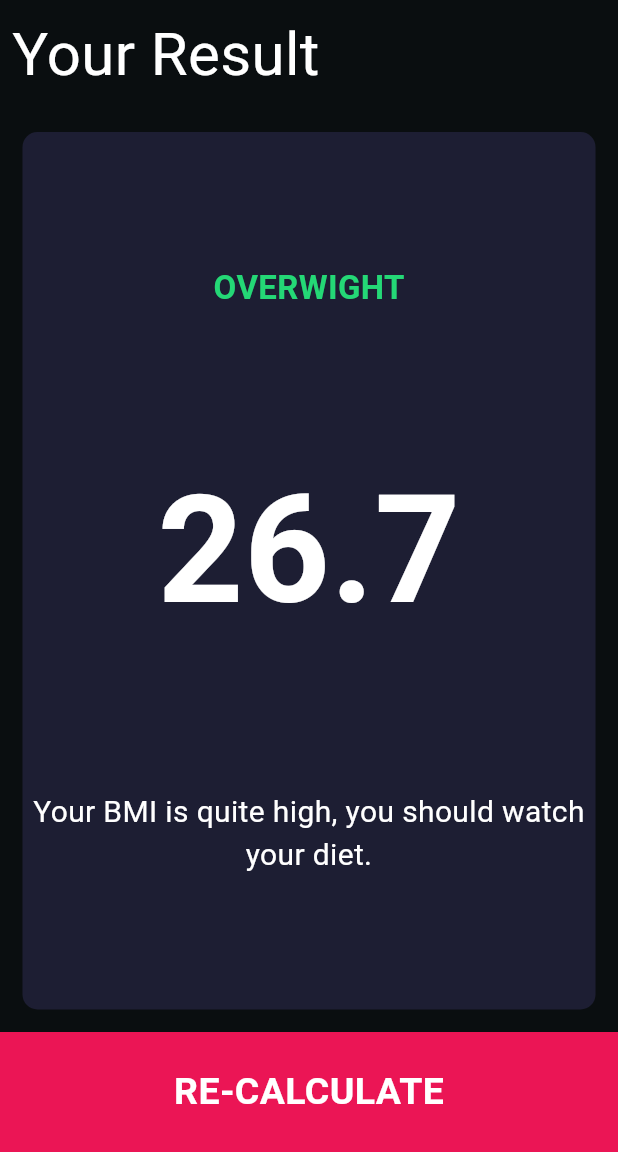
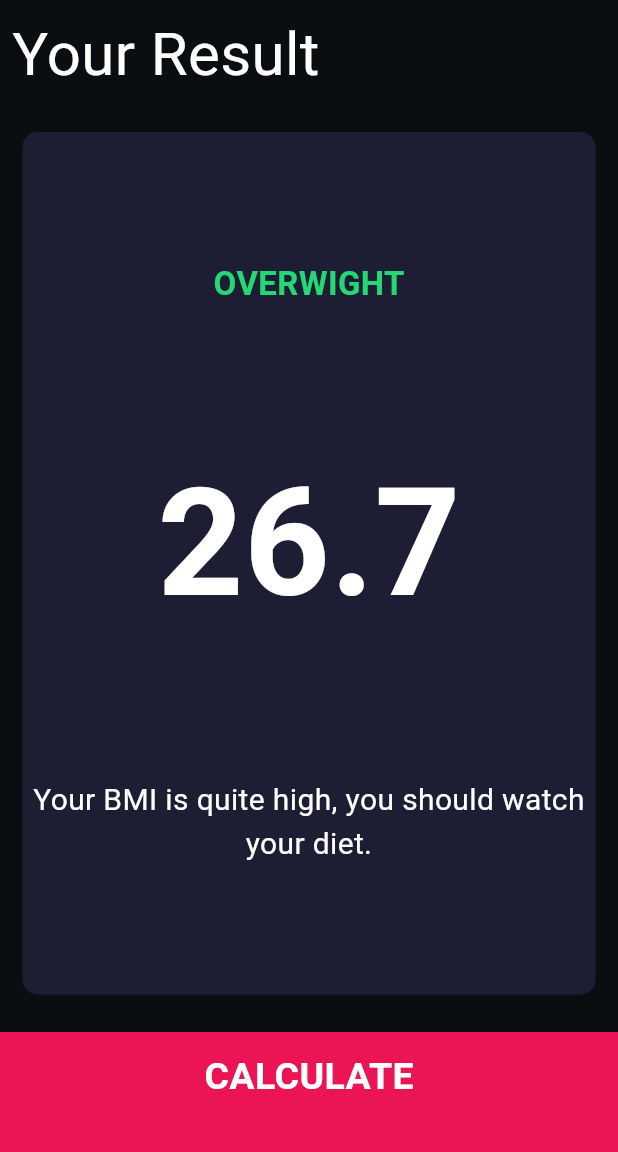
Before and after one commit to RITWIZSINGH/bmi_calculator_flutter, a Flutter app: the ResultPage screen opened directly, on a phone screen of 412 x 824 dp, the part 84-1236 px from its top. Run offline on Flutter 3.47's test engine with Material 3 defaults, Android fonts, the phone set to English and light mode, and no system bars; our stand-ins replace font_awesome_flutter.

Commit message:
Organised code files and routed input&result page

```diff
--- a/lib/bottombutton.dart
+++ b/lib/components/bottombutton.dart
@@ -1,6 +1,6 @@
 // ignore_for_file: file_names, sort_child_properties_last, use_key_in_widget_constructors, prefer_const_constructors_in_immutables, prefer_const_constructors
 import 'package:flutter/material.dart';
-import 'constants.dart';
+import '../constants.dart';
 class BottomButton extends StatelessWidget {
   BottomButton({required this.onTap, required this.label});
   final Function()? onTap;
--- a/lib/icon_content.dart
+++ b/lib/components/icon_content.dart
@@ -1,7 +1,7 @@
 // ignore_for_file: use_key_in_widget_constructors, prefer_const_constructors
 
 import 'package:flutter/material.dart';
-import 'constants.dart';
+import '../constants.dart';
 
 
 class IconCard extends StatelessWidget {
--- a/lib/main.dart
+++ b/lib/main.dart
@@ -1,7 +1,7 @@
 // ignore_for_file: prefer_const_constructors, library_private_types_in_public_api, use_key_in_widget_constructors
 
 import 'package:flutter/material.dart';
-import 'input_page.dart';
+import 'screens/input_page.dart';
 
 void main() => runApp(BMICalculator());
 
--- a/lib/results_page.dart
+++ b/lib/screens/results_page.dart
@@ -1,7 +1,8 @@
-// ignore_for_file: prefer_const_constructors, prefer_const_literals_to_create_immutables, sort_child_properties_last
+// ignore_for_file: prefer_const_constructors, prefer_const_literals_to_create_immutables, sort_child_properties_last, unnecessary_import
 
+import 'package:bmi_calculator_flutter/components/bottombutton.dart';
 import 'package:bmi_calculator_flutter/constants.dart';
-import 'package:bmi_calculator_flutter/reusable_card.dart';
+import 'package:bmi_calculator_flutter/components/reusable_card.dart';
 import 'package:flutter/cupertino.dart';
 import 'package:flutter/material.dart';
 
@@ -61,17 +62,11 @@ class ResultPage extends StatelessWidget {
           //MIDDLE CARD SHOWING BMI ENDS
 
           //RE-CALCULATE BUTTON
-          Container(
-            child: Center(
-              child: Text(
-                'RE-CALCULATE',
-                style: kLargeButtonTextStyle,
-              ),
-            ),
-            color: bottomCardColor,
-            width: double.infinity,
-            height: bottomContainerWeight,
-          )
+          BottomButton(
+              onTap: () {
+                Navigator.pop(context);
+              },
+              label: 'RE-CALCULATE')
         ],
       ),
     );
```
Also changed, not shown: lib/screens/input_page.dart (renamed from lib/input_page.dart, +5 -5 lines), lib/components/reusable_card.dart (renamed from lib/reusable_card.dart), lib/components/roundIconButton.dart (renamed from lib/roundIconButton.dart).
